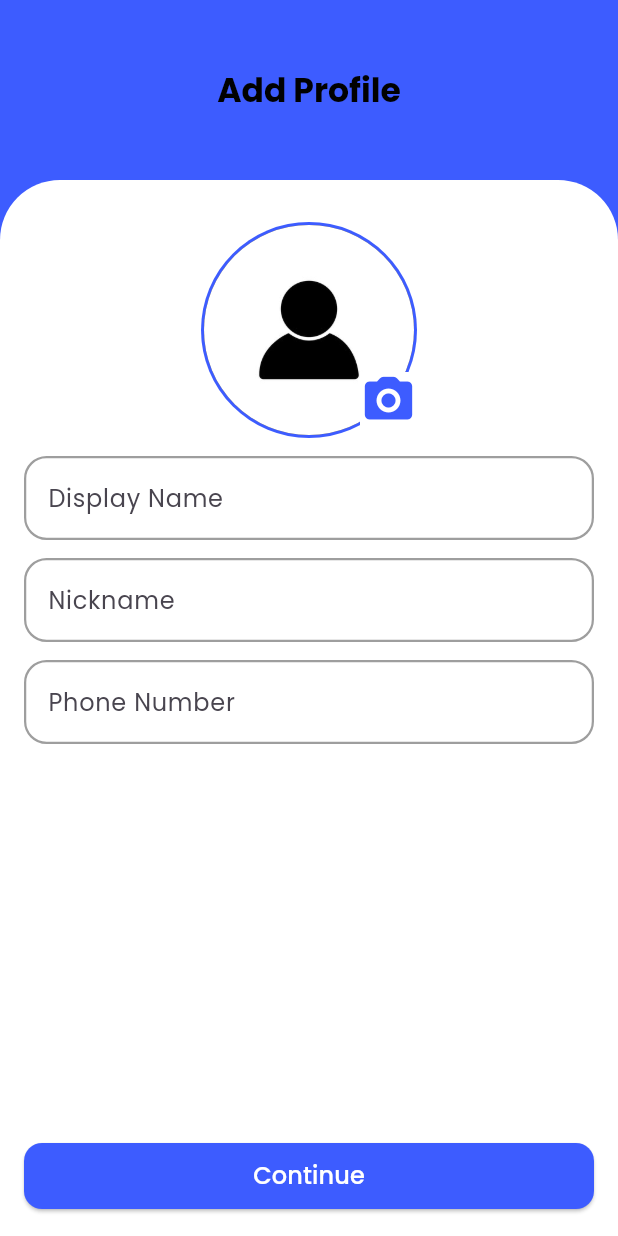
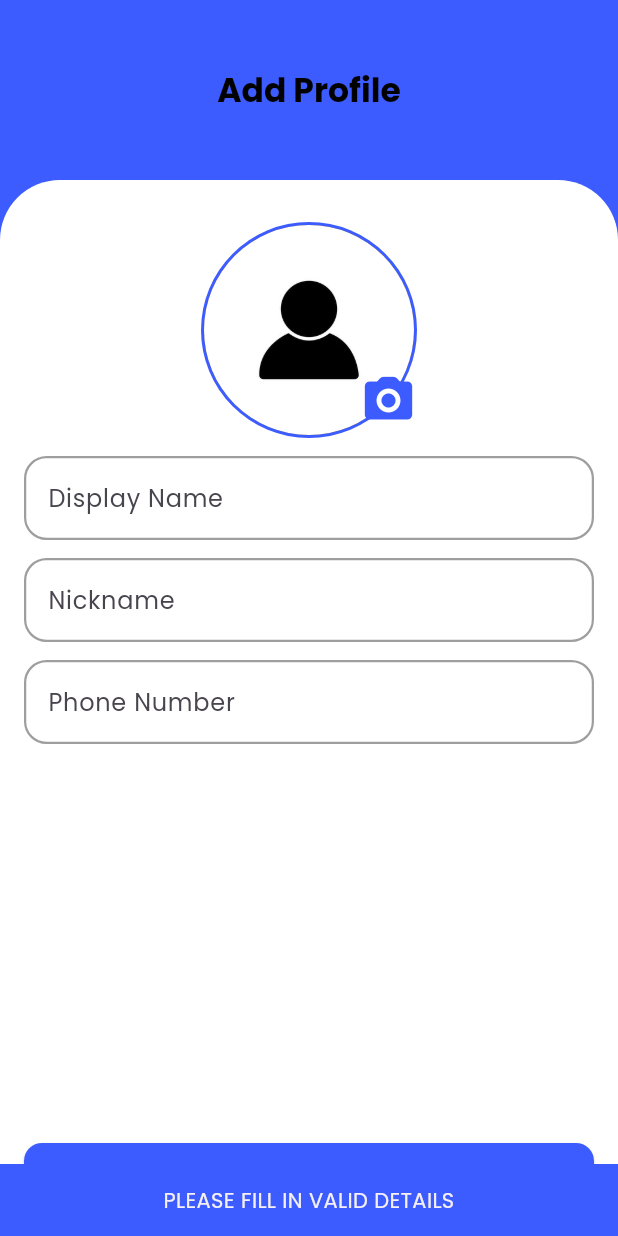
Before and after one commit to SemajCode/skill_harvest, a Flutter app: the Profile screen opened directly, after a tap on "Continue", on a phone screen of 412 x 824 dp. Run offline on Flutter 3.47's test engine with Material 3 defaults, Android fonts, the phone set to English and light mode, and no system bars; our stand-ins replace animated_text_kit, firebase_auth, firebase_core, flick_video_player, flutter_riverpod, flutter_svg and 6 more; accounts and stored records are empty.

Commit message:
Add profile setup and image picker

```diff
--- a/lib/core/common/text_fields.dart
+++ b/lib/core/common/text_fields.dart
@@ -17,7 +17,11 @@ class AppTextField extends StatelessWidget {
   Widget build(BuildContext context) {
     return TextFormField(
       controller: textController,
-      keyboardType: TextInputType.emailAddress,
+      keyboardType: TextInputType.name,
+      autovalidateMode: AutovalidateMode.onUserInteraction,
+      validator: (value) {
+        return Validator.validateText(value, label);
+      },
       decoration: InputDecoration(
         hintText: hint,
         label: Text(
@@ -158,3 +162,49 @@ class _PasswordTextFieldState extends State<PasswordTextField> {
     );
   }
 }
+
+class PhoneTextField extends StatelessWidget {
+  const PhoneTextField({
+    super.key,
+    required this.label,
+    required this.hint,
+    required this.textController,
+  });
+  final String label;
+  final String hint;
+  final TextEditingController textController;
+
+  @override
+  Widget build(BuildContext context) {
+    return TextFormField(
+      autovalidateMode: AutovalidateMode.onUserInteraction,
+      validator: (value) {
+        return Validator.validatePhone(value, label);
+      },
+      controller: textController,
+      keyboardType: TextInputType.phone,
+      decoration: InputDecoration(
+        hintText: hint,
+        label: Text(
+          label,
+        ),
+        border: OutlineInputBorder(
+          borderSide: BorderSide(width: 1.5, color: Pallete.greyText[350]!),
+          borderRadius: BorderRadius.circular(15),
+        ),
+        errorBorder: OutlineInputBorder(
+          borderSide: const BorderSide(width: 1.5, color: Colors.red),
+          borderRadius: BorderRadius.circular(15),
+        ),
+        focusedBorder: OutlineInputBorder(
+          borderSide: const BorderSide(width: 1.5, color: Pallete.blueColor),
+          borderRadius: BorderRadius.circular(15),
+        ),
+        enabledBorder: OutlineInputBorder(
+          borderSide: const BorderSide(width: 1.5, color: Pallete.greyText),
+          borderRadius: BorderRadius.circular(15),
+        ),
+      ),
+    );
+  }
+}
--- a/lib/core/services/auth/firebase_auth_methods.dart
+++ b/lib/core/services/auth/firebase_auth_methods.dart
@@ -1,3 +1,5 @@
+import 'dart:io';
+
 import 'package:firebase_auth/firebase_auth.dart';
 import 'package:flutter/material.dart';
 import 'package:google_sign_in/google_sign_in.dart';
@@ -9,6 +11,7 @@ class FirebaseAuthMethods {
   FirebaseAuthMethods(this._auth);
 
   Stream<User?> get authState => _auth.authStateChanges();
+  User? get user => _auth.currentUser!;
 
   Future<void> signUpWithEmail(
     BuildContext context,
@@ -38,6 +41,16 @@ class FirebaseAuthMethods {
         showSnackBar(context, e.message ?? 'Email verification failed');
       }
     }
+  }
+
+  Future<void> addProfile(
+    File? image,
+    String displayName,
+    String phoneNumber,
+    String nickName,
+    User? user,
+  ) async {
+    //
   }
 
   Future<void> signInWithEmail(
--- a/lib/core/util/validators/validator.dart
+++ b/lib/core/util/validators/validator.dart
@@ -46,4 +46,39 @@ class Validator {
 
     return null;
   }
+
+  static String? validateText(String? text, String? label) {
+    const String emailPattern = r'^[a-zA-Z0-9_.-]*$';
+
+    final RegExp textRegex = RegExp(emailPattern);
+    if (text == null) {
+      return 'Please Enter Your $label';
+    }
+    if (text.isEmpty) {
+      return 'Please Enter Your $label';
+    }
+
+    if (!textRegex.hasMatch(text)) {
+      return 'Please Enter a valid $label';
+    }
+    return null;
+  }
+
+  static String? validatePhone(String? text, String? label) {
+    const String emailPattern =
+        r'^\s*(?:\+?(\d{1,3}))?[- (]*(\d{3})[- )]*(\d{3})[- ]*(\d{4})(?: *[x/#]{1}(\d+))?\s*$';
+
+    final RegExp textRegex = RegExp(emailPattern);
+    if (text == null) {
+      return 'Please Enter Your $label';
+    }
+    if (text.isEmpty) {
+      return 'Please Enter Your $label';
+    }
+
+    if (!textRegex.hasMatch(text)) {
+      return 'Please Enter a valid $label';
+    }
+    return null;
+  }
 }
--- a/lib/features/account/screens/profile.dart
+++ b/lib/features/account/screens/profile.dart
@@ -1,23 +1,72 @@
+import 'dart:io';
+
 import 'package:flutter/material.dart';
+import 'package:flutter_riverpod/flutter_riverpod.dart';
 import 'package:gap/gap.dart';
+import 'package:image_picker/image_picker.dart';
 import 'package:skillharvest/Theme/pallete.dart';
 import 'package:skillharvest/core/common/buttons.dart';
 import 'package:skillharvest/core/common/text_fields.dart';
-import 'package:skillharvest/core/util/constants/constant.dart';
+import 'package:skillharvest/core/util/helpers/helper_fuctions.dart';
+import 'package:skillharvest/core/util/validators/validator.dart';
+import 'package:skillharvest/features/account/widgets/user_image_picker.dart';
+import 'package:skillharvest/features/auth/controllers/signup_controller.dart';
 
-class Profile extends StatefulWidget {
+class Profile extends ConsumerStatefulWidget {
   const Profile({super.key, required this.isNewUser});
 
   final bool isNewUser;
 
   @override
-  State<Profile> createState() => _ProfileState();
+  ConsumerState<Profile> createState() => _ProfileState();
 }
 
-class _ProfileState extends State<Profile> {
-  final TextEditingController nameController = TextEditingController();
-  final TextEditingController nickNameController = TextEditingController();
-  final TextEditingController phoneNumberController = TextEditingController();
+class _ProfileState extends ConsumerState<Profile> {
+  final TextEditingController _nameController = TextEditingController();
+  final TextEditingController _nickNameController = TextEditingController();
+  final TextEditingController _phoneNumberController = TextEditingController();
+  File? _pickedImageFile;
+
+  bool _validate() {
+    final nameValidator = Validator.validateText(_nameController.text, null);
+    final nickNameValidator =
+        Validator.validateText(_nickNameController.text, null);
+    final phoneValidator =
+        Validator.validatePhone(_phoneNumberController.text, null);
+    if (nameValidator == null &&
+        nickNameValidator == null &&
+        phoneValidator == null) {
+      return true;
+    }
+    return false;
+  }
+
+  void _submit() {
+    if (_validate()) {
+      ref.read(signUpProvider.notifier).addProfile(
+            _pickedImageFile,
+            _nameController.text,
+            _nickNameController.text,
+            _phoneNumberController.text,
+          );
+      return;
+    }
+    showSnackBar(context, 'PLEASE FILL IN VALID DETAILS');
+  }
+
+  void _pickImage() async {
+    final pickedImage = await ImagePicker().pickImage(
+      source: ImageSource.gallery,
+      imageQuality: 50,
+      maxWidth: 150,
+    );
+    if (pickedImage == null) {
+      return;
+    }
+    setState(() {
+      _pickedImageFile = File(pickedImage.path);
+    });
+  }
 
   @override
   Widget build(BuildContext context) {
@@ -46,58 +95,35 @@ class _ProfileState extends State<Profile> {
           child: Column(
             children: [
               const Gap(12),
-              Stack(
-                children: [
-                  Container(
-                    decoration: const BoxDecoration(
-                        color: Pallete.blueColor, shape: BoxShape.circle),
-                    child: const Padding(
-                      padding: EdgeInsets.all(2.0),
-                      child: CircleAvatar(
-                        foregroundImage: AssetImage(
-                          AppImage.placeholderImage,
-                        ),
-                        radius: 70,
-                        backgroundColor: Color.fromARGB(255, 71, 60, 60),
-                      ),
-                    ),
-                  ),
-                  Positioned(
-                    bottom: 6,
-                    right: 0,
-                    child: Container(
-                      color: Pallete.whiteColor,
-                      child: const Icon(
-                        size: 38,
-                        Icons.photo_camera_rounded,
-                        color: Pallete.blueColor,
-                      ),
-                    ),
-                  ),
-                ],
+              GestureDetector(
+                onTap: _pickImage,
+                child: UserImagePicker(
+                  pickedImageFile: _pickedImageFile,
+                  pickImage: _pickImage,
+                ),
               ),
               const Gap(12),
               AppTextField(
                 label: 'Display Name',
                 hint: 'Enter Name',
-                textController: nameController,
+                textController: _nameController,
               ),
               const Gap(12),
               AppTextField(
                 label: 'Nickname',
                 hint: 'Enter Nickname',
-                textController: nickNameController,
+                textController: _nickNameController,
               ),
               const Gap(12),
-              AppTextField(
+              PhoneTextField(
                 label: 'Phone Number',
                 hint: 'Enter Number',
-                textController: phoneNumberController,
+                textController: _phoneNumberController,
               ),
               const Spacer(),
               PrimaryButton(
                 text: 'Continue',
-                onTap: () {},
+                onTap: _submit,
               ),
             ],
           ),
--- /dev/null
+++ b/lib/features/account/widgets/user_image_picker.dart
@@ -0,0 +1,63 @@
+import 'dart:io';
+
+import 'package:flutter/material.dart';
+import 'package:skillharvest/Theme/pallete.dart';
+import 'package:skillharvest/core/util/constants/constant.dart';
+
+class UserImagePicker extends StatefulWidget {
+  const UserImagePicker({
+    super.key,
+    this.pickedImageFile,
+    required this.pickImage,
+  });
+
+  final void Function() pickImage;
+  final File? pickedImageFile;
+
+  @override
+  State<UserImagePicker> createState() => _UserImagePickerState();
+}
+
+class _UserImagePickerState extends State<UserImagePicker> {
+  @override
+  Widget build(BuildContext context) {
+    return Stack(
+      children: [
+        Container(
+          decoration: const BoxDecoration(
+              color: Pallete.blueColor, shape: BoxShape.circle),
+          child: Padding(
+            padding: const EdgeInsets.all(2.0),
+            child: CircleAvatar(
+              foregroundImage: widget.pickedImageFile == null
+                  ? const AssetImage(
+                      AppImage.placeholderImage,
+                    )
+                  : FileImage(widget.pickedImageFile!) as ImageProvider,
+              radius: 70,
+              backgroundColor: const Color.fromARGB(255, 71, 60, 60),
+            ),
+          ),
+        ),
+        Positioned(
+          bottom: 12,
+          right: 9,
+          child: Container(
+            height: 22,
+            width: 20,
+            color: Pallete.whiteColor,
+          ),
+        ),
+        const Positioned(
+          bottom: 6,
+          right: 0,
+          child: Icon(
+            size: 38,
+            Icons.photo_camera_rounded,
+            color: Pallete.blueColor,
+          ),
+        ),
+      ],
+    );
+  }
+}
--- a/lib/features/auth/controllers/signup_controller.dart
+++ b/lib/features/auth/controllers/signup_controller.dart
@@ -1,3 +1,5 @@
+import 'dart:io';
+
 import 'package:flutter/material.dart';
 import 'package:flutter_riverpod/flutter_riverpod.dart';
 import 'package:skillharvest/features/auth/provider/auth_provider.dart';
@@ -25,6 +27,22 @@ class SignupController extends ChangeNotifier {
     this.isBusy = isBusy;
     notifyListeners();
   }
+
+  Future<void> addProfile(
+    File? image,
+    String displayName,
+    String nickName,
+    String phoneNumber,
+  ) async {
+    final user = ref.read(authProvider).user;
+    await ref.read(authProvider).addProfile(
+          image,
+          displayName,
+          phoneNumber,
+          nickName,
+          user,
+        );
+  }
 }
 
 final signUpProvider =
--- a/lib/features/auth/screens/signup.dart
+++ b/lib/features/auth/screens/signup.dart
@@ -8,9 +8,9 @@ import 'package:skillharvest/core/common/signup_checkbox.dart';
 import 'package:skillharvest/core/common/text_fields.dart';
 import 'package:skillharvest/core/util/helpers/helper_fuctions.dart';
 import 'package:skillharvest/core/util/validators/validator.dart';
+import 'package:skillharvest/features/account/screens/profile.dart';
 import 'package:skillharvest/features/auth/controllers/signup_controller.dart';
 import 'package:skillharvest/features/auth/screens/login.dart';
-import 'package:skillharvest/features/home/screens/home.dart';
 
 class Signup extends ConsumerStatefulWidget {
   const Signup({super.key});
@@ -51,7 +51,9 @@ class _SignupState extends ConsumerState<Signup> {
           // ignore: use_build_context_synchronously
           Navigator.of(context).pushReplacement(
             MaterialPageRoute(
-              builder: (context) => const Home(),
+              builder: (context) => const Profile(
+                isNewUser: true,
+              ),
             ),
           );
         }
```
